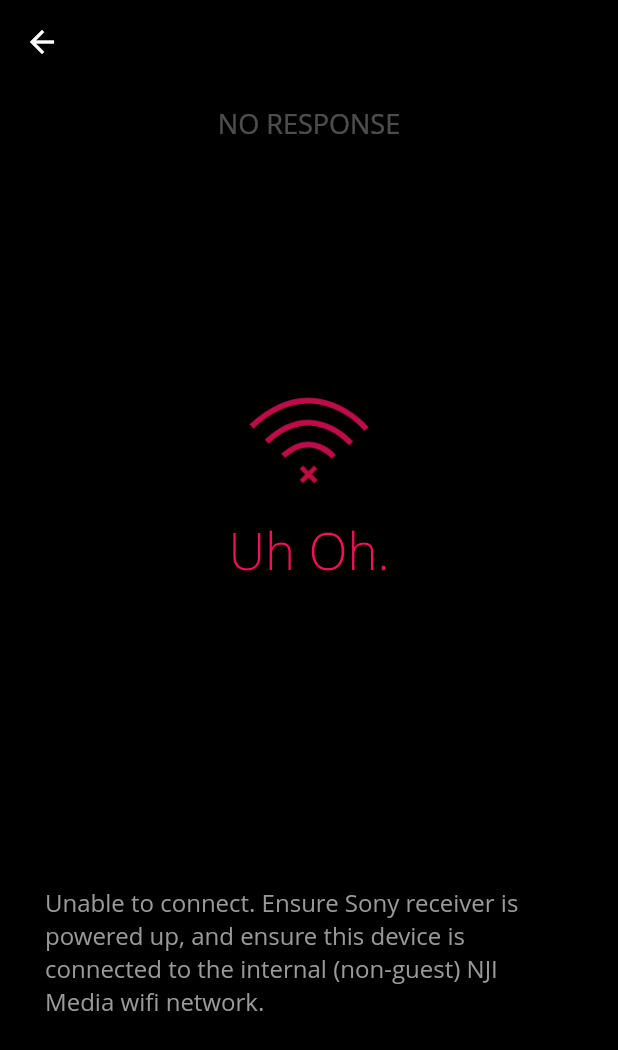
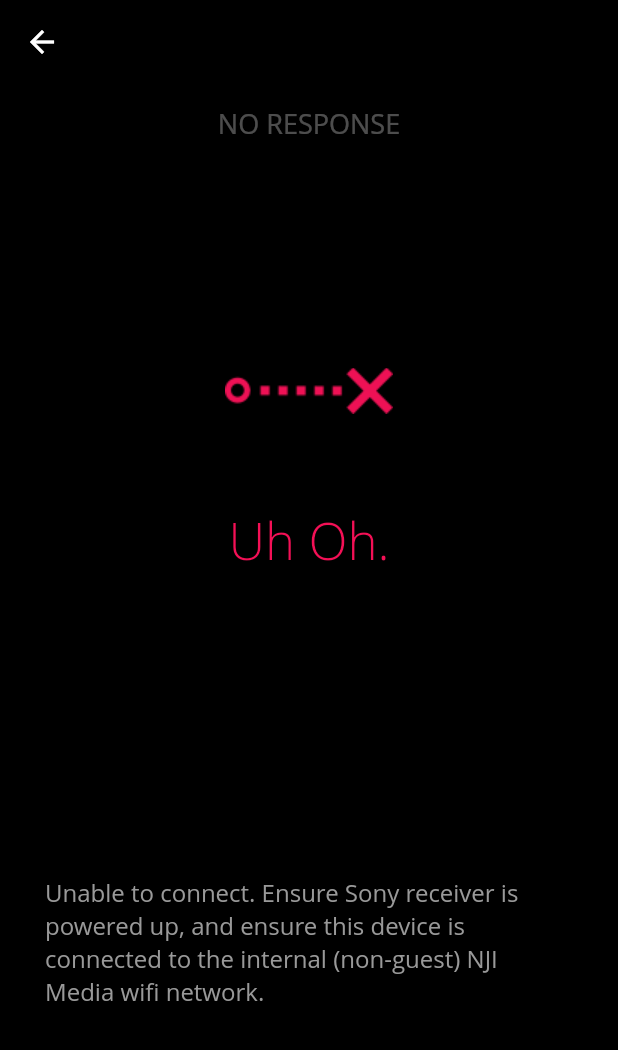
Before and after one commit to dtateii/sony-remote, a Flutter app: the ScreenErrorNoResponse screen opened directly, on a phone screen of 412 x 824 dp. Shown: the top 1050 px of the screen. Run offline on Flutter 3.47's test engine with Material 2 defaults, Android fonts, the phone set to English and light mode, and no system bars; our stand-ins replace connectivity; Roboto replaces fonts that are missing (Open Sans).

Commit message:
Error: Update unresponsive error message

```diff
--- a/lib/errorNoResponse.dart
+++ b/lib/errorNoResponse.dart
@@ -23,10 +23,10 @@ class ScreenErrorNoResponse extends StatelessWidget {
                   ),
                   Container(
                     padding: const EdgeInsets.only(top:150),
-                    child: Image.asset('assets/icon-wifi-no.png', width: 80)
+                    child: Image.asset('assets/icon-unresponsive.png', width: 112)
                   ),
                   Container (
-                    padding: const EdgeInsets.only(top: 20),
+                    padding: const EdgeInsets.only(top: 60),
                     child: RaisedButton(
                       color: Colors.transparent,
                       onPressed: () {
```
Also changed, not shown: assets/icon-unresponsive.png (added).
